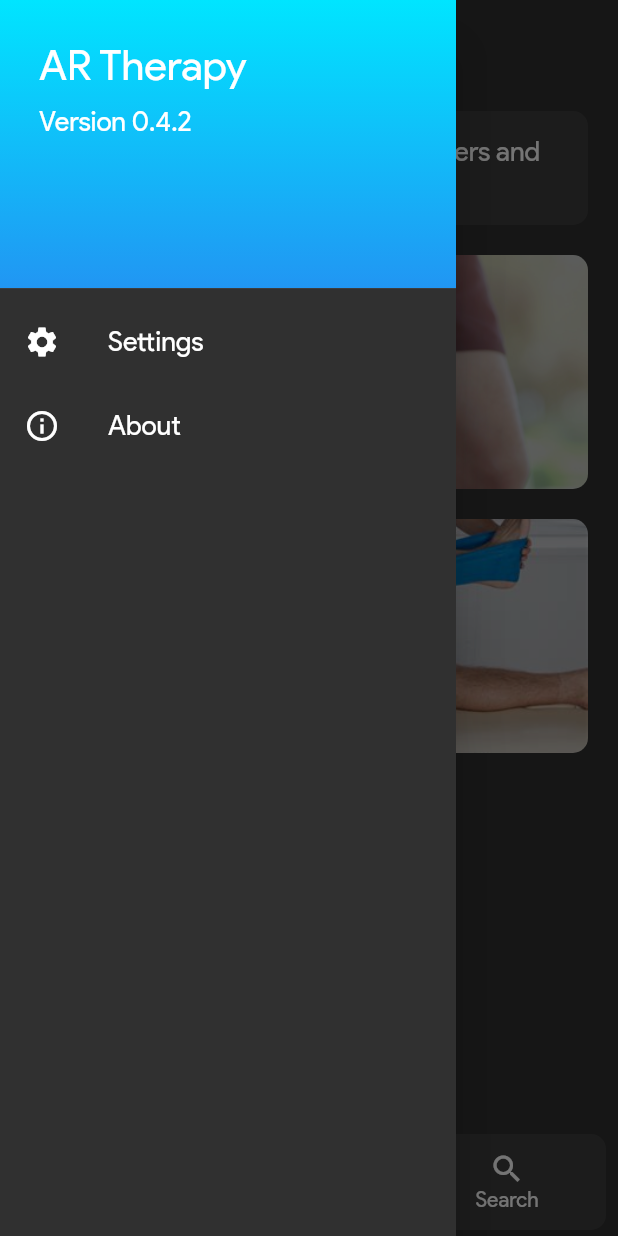
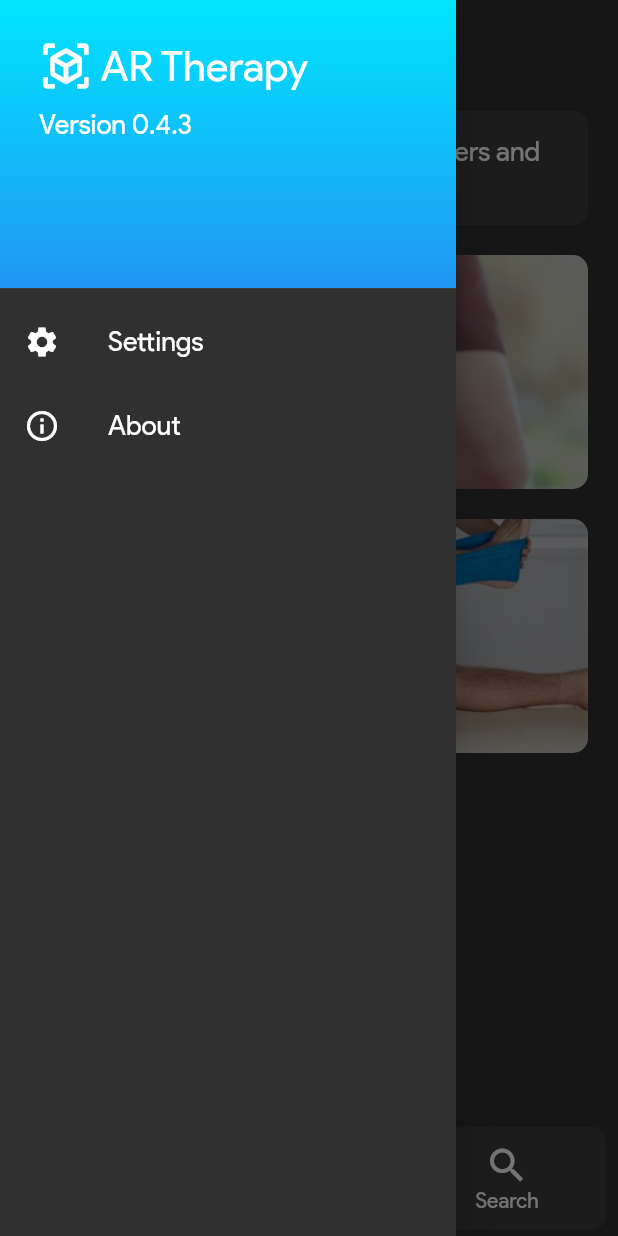
Before and after one commit to Harshit-Sonawala/ar_therapy, a Flutter app: the screen it shows after launch, item 2 of the bottom bar chosen, with the side drawer open, on a phone screen of 412 x 824 dp. Run offline on Flutter 3.47's test engine with Material 2 defaults, Android fonts, the phone set to English and light mode, and no system bars; our stand-ins replace camera, cloud_firestore, firebase_auth, firebase_core, photo_view, webview_flutter; missing offline and left inert: model_viewer_plus, tflite; accounts and stored records are empty.

Commit message:
fixes and style changes

```diff
--- a/lib/screens/bottom_nav_wrapper_screen.dart
+++ b/lib/screens/bottom_nav_wrapper_screen.dart
@@ -43,15 +43,24 @@ class _BottomNavWrapperScreenState extends State<BottomNavWrapperScreen> {
         child: BottomNavigationBar(
           items: [
             const BottomNavigationBarItem(
-              icon: Icon(Icons.home),
+              icon: Icon(
+                Icons.home,
+                size: 30,
+              ),
               label: 'Home',
             ),
             const BottomNavigationBarItem(
-              icon: Icon(Icons.explore),
+              icon: Icon(
+                Icons.explore,
+                size: 30,
+              ),
               label: 'Explore',
             ),
             const BottomNavigationBarItem(
-              icon: Icon(Icons.search),
+              icon: Icon(
+                Icons.search,
+                size: 30,
+              ),
               label: 'Search',
             ),
             // if (context.watch<AuthProvider>().currentUser != null)
--- a/lib/screens/search_screen.dart
+++ b/lib/screens/search_screen.dart
@@ -1,6 +1,6 @@
 import 'package:flutter/material.dart';
 
-import './wip_screen.dart';
+// import './wip_screen.dart';
 import './webview_screen.dart';
 
 import '../widgets/custom_card.dart';
@@ -147,7 +147,6 @@ class _SearchScreenState extends State<SearchScreen> {
                               const Icon(
                                 Icons.manage_search,
                                 size: 60.0,
-
                                 color: Colors.grey,
                               ),
                               const SizedBox(height: 20),
--- a/lib/screens/webview_screen.dart
+++ b/lib/screens/webview_screen.dart
@@ -2,7 +2,7 @@ import 'package:flutter/material.dart';
 import 'package:webview_flutter/webview_flutter.dart';
 
 class WebviewScreen extends StatefulWidget {
-  WebviewScreen({super.key});
+  const WebviewScreen({super.key});
 
   @override
   State<WebviewScreen> createState() => _WebviewScreenState();
--- a/lib/widgets/custom_drawer.dart
+++ b/lib/widgets/custom_drawer.dart
@@ -1,6 +1,6 @@
 import 'package:flutter/material.dart';
 import '../screens/wip_screen.dart';
-import '../screens/user_account_screen.dart';
+// import '../screens/user_account_screen.dart';
 // import '../screens/test_screen.dart';
 
 class CustomDrawer extends StatelessWidget {
@@ -33,13 +33,22 @@ class CustomDrawer extends StatelessWidget {
                   child: Column(
                     crossAxisAlignment: CrossAxisAlignment.start,
                     children: [
-                      Text(
-                        'AR Therapy',
-                        style: Theme.of(context).textTheme.displayMedium,
+                      Row(
+                        children: [
+                          const Icon(
+                            Icons.view_in_ar,
+                            size: 36,
+                          ),
+                          const SizedBox(width: 5.0),
+                          Text(
+                            'AR Therapy',
+                            style: Theme.of(context).textTheme.displayMedium,
+                          ),
+                        ],
                       ),
                       const SizedBox(height: 10.0),
                       Text(
-                        'Version 0.4.2',
+                        'Version 0.4.3',
                         style: Theme.of(context).textTheme.bodyLarge,
                       ),
                     ],
```
Also changed, not shown: lib/screens/t_pose.dart (renamed from lib/screens/t-pose.dart).
